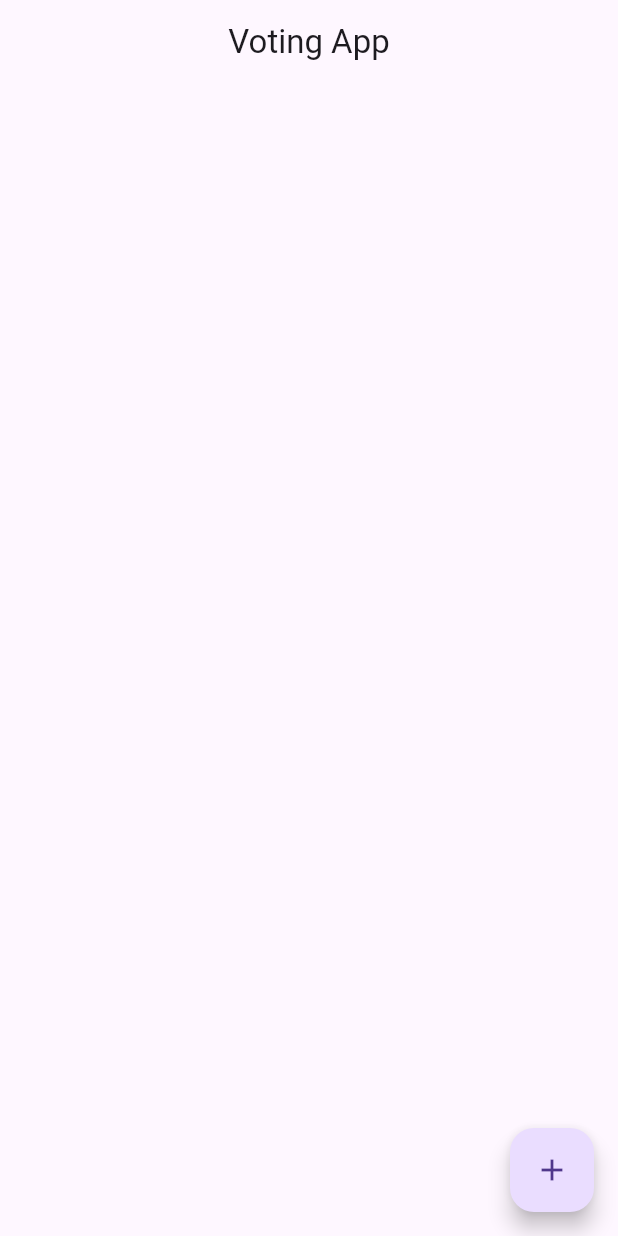
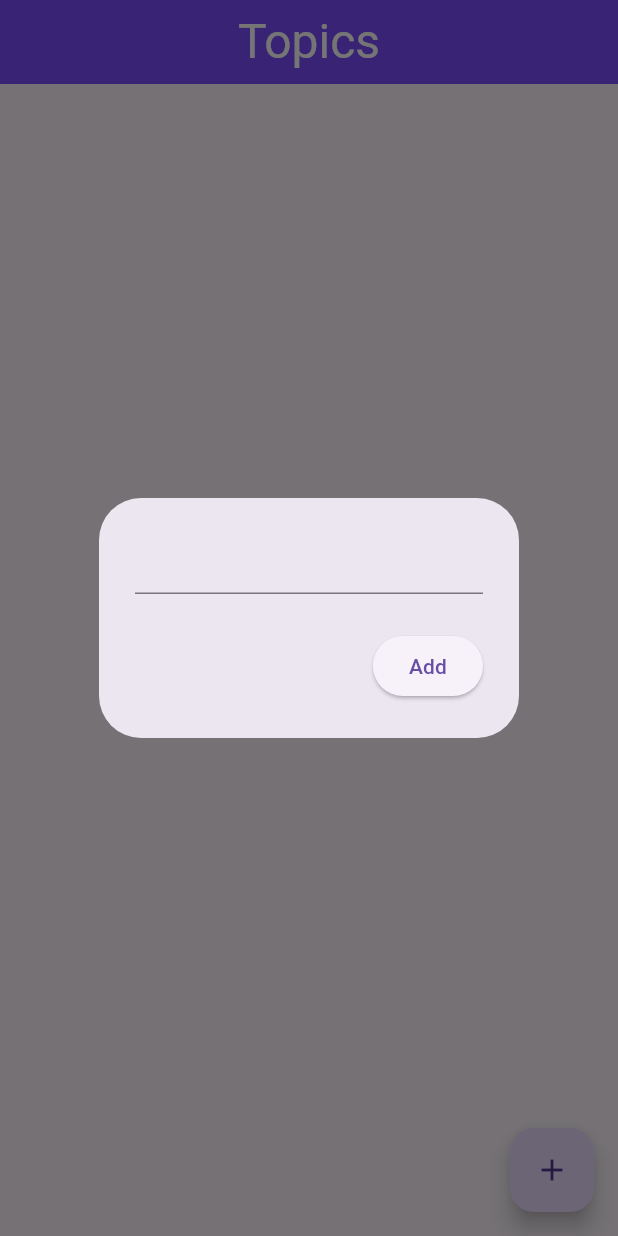
Before and after one commit to Juno-whut/Voting-App, a Flutter app: the screen it shows after launch, after a tap on the "add" icon, on a phone screen of 412 x 824 dp. Run offline on Flutter 3.47's test engine with Material 3 defaults, Android fonts, the phone set to English and light mode, and no system bars; our stand-ins replace cloud_firestore, firebase_core; accounts and stored records are empty; generated files the repository leaves out were written again.

Commit message:
last commit message is for this commit

```diff
--- a/lib/pages/homepage.dart
+++ b/lib/pages/homepage.dart
@@ -1,19 +1,125 @@
+import 'package:cloud_firestore/cloud_firestore.dart';
+import 'package:voting_app/service/firebase_service.dart';
 import 'package:flutter/material.dart';
 
-class HomePage extends StatelessWidget {
+
+class HomePage extends StatefulWidget {
   const HomePage({super.key});
 
   @override
+  State<HomePage> createState() => _HomePageState();
+}
+
+class _HomePageState extends State<HomePage> {
+  // firestore
+  final FirestoreService firestoreService = FirestoreService();
+
+  // text controller
+  final TextEditingController textController = TextEditingController();
+
+  // open dialog box to add note
+  void openTopicBox({String? docID}) {
+    showDialog(context: context, builder: (context) => AlertDialog(
+      content: TextField(
+        controller: textController,
+        ),
+        actions: [
+          // button to save
+          ElevatedButton(
+            onPressed: () {
+              // update or add new note
+              if (docID == null) {
+                firestoreService.addTopic(textController.text);
+              } else {
+                firestoreService.updateTopic(docID, textController.text);
+              }
+
+              // clear text field
+              textController.clear();
+
+              // close dialog boc
+              Navigator.pop(context);
+            },
+            child: const Text('Add')
+      )
+        ]
+        ),
+      );
+    }
+
+    @override
   Widget build(BuildContext context) {
     return Scaffold(
       appBar: AppBar(
-        title: const Text("Voting App"),
+        title: const Text(
+          'Topics',
+          style: TextStyle(
+            color: Colors.white,
+            fontSize: 32,
+          ),
+          ),
         centerTitle: true,
-      ),
+        backgroundColor: Colors.deepPurpleAccent,
+        ),
+
       floatingActionButton: FloatingActionButton(
-        onPressed: () {},
+        onPressed: openTopicBox,
         child: const Icon(Icons.add),
-      ),
-    );
+        ),
+        body: StreamBuilder<QuerySnapshot>(
+          stream: firestoreService.getTopicsStream(),
+          builder: (context, snapshot) {
+            // if we have data, get all docs
+            if (snapshot.hasData) {
+              List topicList = snapshot.data!.docs;
+
+              // display as list
+              return ListView.builder(
+                itemCount: topicList.length,
+                itemBuilder: (context, index) {
+                  // get doc
+                  DocumentSnapshot document = topicList[index];
+                  String docID = document.id;
+
+                  // get note in doc
+                  Map<String, dynamic> data = document.data() as Map<String, dynamic>;
+                  String topicText = data['topic'];
+
+                  // display as list tile
+                  return ListTile(
+                    title: Text(topicText),
+                    trailing: Row(
+                      mainAxisSize: MainAxisSize.min,
+                      children: [
+                        // upvote button
+                        IconButton(
+                          onPressed: () => firestoreService.upvoteTopic(docID),
+                          icon: const Icon(Icons.arrow_upward),
+                          ),
+                        // downvote button
+                        IconButton(
+                          onPressed: () => firestoreService.downvoteTopic(docID),
+                          icon: const Icon(Icons.arrow_downward),
+                        ),
+                        // update button
+                        IconButton(
+                          onPressed: () => openTopicBox(docID: docID),
+                          icon: const Icon(Icons.settings),
+                        ),
+                      // delete button
+                        IconButton(
+                          onPressed: () => firestoreService.deleteTopic(docID),
+                          icon: const Icon(Icons.delete),
+                        ),
+                    ])
+                  );
+                },
+              );
+            } else {
+              return const Text("No Topics...");
+            }
+          },
+        ),
+      );
+    }
   }
-}
--- a/pubspec.yaml
+++ b/pubspec.yaml
@@ -37,6 +37,7 @@ dependencies:
   cupertino_icons: ^1.0.8
   firebase_core: ^3.6.0
   cloud_firestore: ^5.4.4
+  flutter_slidable: ^3.1.1
 
 dev_dependencies:
   flutter_test:
```
Also changed, not shown: pubspec.lock.
